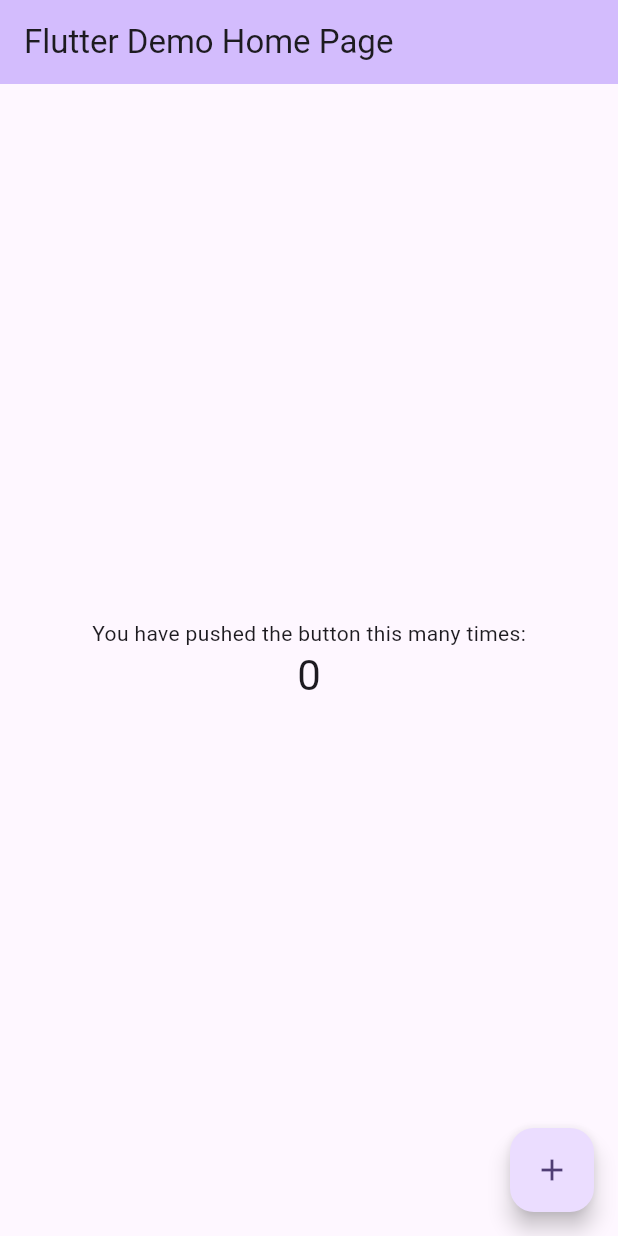
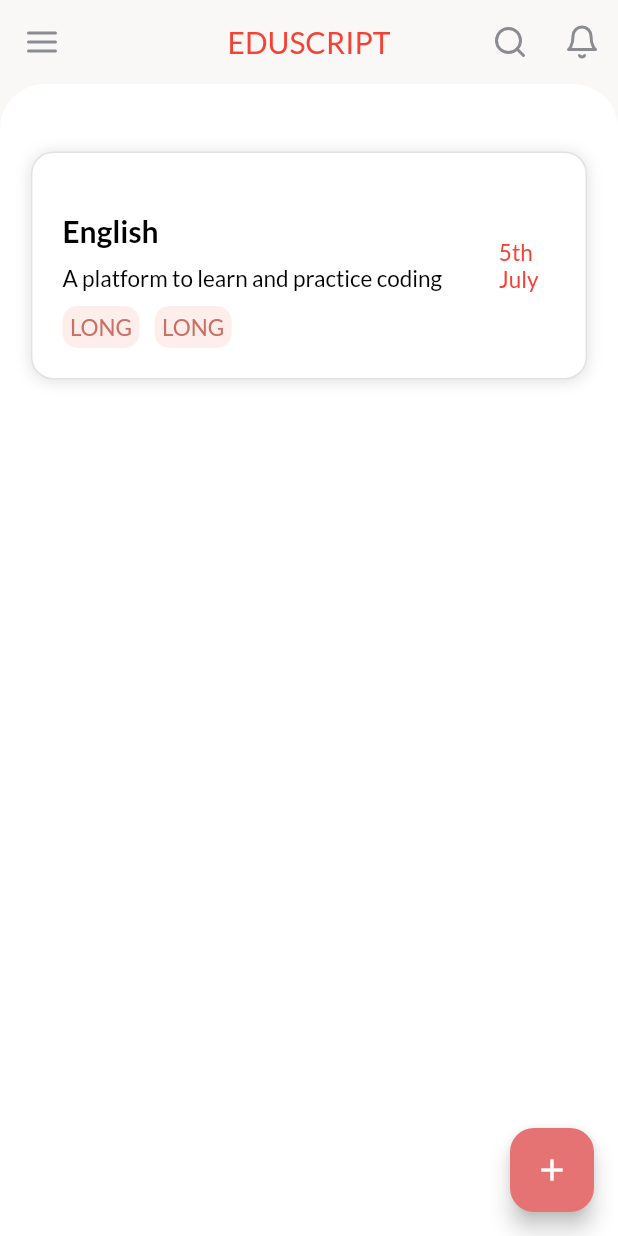
Before and after one commit to dhanushe/Eduvance, a Flutter app: the screen it shows after launch, on a phone screen of 412 x 824 dp. Run offline on Flutter 3.47's test engine with Material 2 defaults, Android fonts, the phone set to English and light mode, and no system bars; our stand-ins replace feather_icons, google_fonts.

Commit message:
inital commit
home screen, and card UI

```diff
--- a/lib/main.dart
+++ b/lib/main.dart
@@ -1,4 +1,6 @@
+import 'package:feather_icons/feather_icons.dart';
 import 'package:flutter/material.dart';
+import 'package:google_fonts/google_fonts.dart';
 
 void main() {
   runApp(const MyApp());
@@ -11,115 +13,198 @@ class MyApp extends StatelessWidget {
   @override
   Widget build(BuildContext context) {
     return MaterialApp(
-      title: 'Flutter Demo',
+      title: 'EduScript',
       theme: ThemeData(
-        // This is the theme of your application.
-        //
-        // TRY THIS: Try running your application with "flutter run". You'll see
-        // the application has a blue toolbar. Then, without quitting the app,
-        // try changing the seedColor in the colorScheme below to Colors.green
-        // and then invoke "hot reload" (save your changes or press the "hot
-        // reload" button in a Flutter-supported IDE, or press "r" if you used
-        // the command line to start the app).
-        //
-        // Notice that the counter didn't reset back to zero; the application
-        // state is not lost during the reload. To reset the state, use hot
-        // restart instead.
-        //
-        // This works for code too, not just values: Most code changes can be
-        // tested with just a hot reload.
         colorScheme: ColorScheme.fromSeed(seedColor: Colors.deepPurple),
         useMaterial3: true,
+        // GoogleFonts Open Sans
+        textTheme: GoogleFonts.latoTextTheme(
+          Theme.of(context).textTheme,
+        ),
       ),
-      home: const MyHomePage(title: 'Flutter Demo Home Page'),
+      home: const MyHomePage(),
     );
   }
 }
 
 class MyHomePage extends StatefulWidget {
-  const MyHomePage({super.key, required this.title});
-
-  // This widget is the home page of your application. It is stateful, meaning
-  // that it has a State object (defined below) that contains fields that affect
-  // how it looks.
-
-  // This class is the configuration for the state. It holds the values (in this
-  // case the title) provided by the parent (in this case the App widget) and
-  // used by the build method of the State. Fields in a Widget subclass are
-  // always marked "final".
-
-  final String title;
+  const MyHomePage({super.key});
 
   @override
   State<MyHomePage> createState() => _MyHomePageState();
 }
 
 class _MyHomePageState extends State<MyHomePage> {
-  int _counter = 0;
+  @override
+  Widget build(BuildContext context) {
+    return Scaffold(
+      backgroundColor: const Color(0xFFfaf8f6),
+      appBar: AppBar(
+        backgroundColor: const Color(0xFFfaf8f6),
+        title: const Text(
+          'EDUSCRIPT',
+          style: TextStyle(
+            color: Colors.red,
+            fontSize: 20,
+            fontWeight: FontWeight.normal,
+          ),
+        ),
+        // Lead actions
+        leading: IconButton(
+          icon: const Icon(FeatherIcons.menu),
+          color: const Color(0xFF8b8c92),
+          onPressed: () {},
+        ),
+// Trailing
+        actions: <Widget>[
+          IconButton(
+            icon: const Icon(FeatherIcons.search),
+            color: const Color(0xFF8b8c92),
+            onPressed: () {},
+          ),
+          IconButton(
+            icon: const Icon(FeatherIcons.bell),
+            color: const Color(0xFF8b8c92),
+            onPressed: () {},
+          ),
+        ],
+        centerTitle: true,
+      ),
+      body: Container(
+        // Rounded Corners at the top
+        decoration: const BoxDecoration(
+          color: Colors.white,
+          // color: Colors.black
+          borderRadius: BorderRadius.only(
+            topLeft: Radius.circular(30),
+            topRight: Radius.circular(30),
+          ),
+        ),
+        child: const SafeArea(
+          child: Center(
+            child: Column(
+              mainAxisAlignment: MainAxisAlignment.start,
+              crossAxisAlignment: CrossAxisAlignment.start,
+              children: <Widget>[
+                SizedBox(height: 45),
+                // Rounded View with title and description
+                TranscriptCard(),
+              ],
+            ),
+          ),
+        ),
+      ),
+      floatingActionButton: FloatingActionButton(
+        onPressed: () {},
+        tooltip: 'Increment',
+        backgroundColor: Colors.red.shade300,
+        child: const Icon(Icons.add, color: Colors.white),
+      ),
+    );
+  }
+}
 
-  void _incrementCounter() {
-    setState(() {
-      // This call to setState tells the Flutter framework that something has
-      // changed in this State, which causes it to rerun the build method below
-      // so that the display can reflect the updated values. If we changed
-      // _counter without calling setState(), then the build method would not be
-      // called again, and so nothing would appear to happen.
-      _counter++;
-    });
-  }
+class TranscriptCard extends StatelessWidget {
+  const TranscriptCard({
+    super.key,
+  });
 
   @override
   Widget build(BuildContext context) {
-    // This method is rerun every time setState is called, for instance as done
-    // by the _incrementCounter method above.
-    //
-    // The Flutter framework has been optimized to make rerunning build methods
-    // fast, so that you can just rebuild anything that needs updating rather
-    // than having to individually change instances of widgets.
-    return Scaffold(
-      appBar: AppBar(
-        // TRY THIS: Try changing the color here to a specific color (to
-        // Colors.amber, perhaps?) and trigger a hot reload to see the AppBar
-        // change color while the other colors stay the same.
-        backgroundColor: Theme.of(context).colorScheme.inversePrimary,
-        // Here we take the value from the MyHomePage object that was created by
-        // the App.build method, and use it to set our appbar title.
-        title: Text(widget.title),
-      ),
-      body: Center(
-        // Center is a layout widget. It takes a single child and positions it
-        // in the middle of the parent.
-        child: Column(
-          // Column is also a layout widget. It takes a list of children and
-          // arranges them vertically. By default, it sizes itself to fit its
-          // children horizontally, and tries to be as tall as its parent.
-          //
-          // Column has various properties to control how it sizes itself and
-          // how it positions its children. Here we use mainAxisAlignment to
-          // center the children vertically; the main axis here is the vertical
-          // axis because Columns are vertical (the cross axis would be
-          // horizontal).
-          //
-          // TRY THIS: Invoke "debug painting" (choose the "Toggle Debug Paint"
-          // action in the IDE, or press "p" in the console), to see the
-          // wireframe for each widget.
-          mainAxisAlignment: MainAxisAlignment.center,
-          children: <Widget>[
-            const Text(
-              'You have pushed the button this many times:',
-            ),
-            Text(
-              '$_counter',
-              style: Theme.of(context).textTheme.headlineMedium,
+    return FractionallySizedBox(
+      widthFactor: 0.9,
+      child: Container(
+        padding: const EdgeInsets.all(20),
+        decoration: BoxDecoration(
+          color: Colors.white,
+          borderRadius: BorderRadius.circular(15),
+          // thin border
+          border: Border.all(
+            color: Colors.grey.withOpacity(0.3),
+            width: 1,
+          ),
+          // border
+          boxShadow: [
+            BoxShadow(
+              color: Colors.grey.withOpacity(0.3),
+              spreadRadius: 0.2,
+              blurRadius: 8,
+              offset: const Offset(0, 1), // changes position of shadow
             ),
           ],
         ),
+        child: Row(
+          children: [
+            Column(
+              crossAxisAlignment: CrossAxisAlignment.start,
+              children: [
+                Container(
+                  margin: const EdgeInsets.only(top: 20),
+                  child: const Text(
+                    'English',
+                    style: TextStyle(
+                      color: Colors.black,
+                      fontSize: 20,
+                      fontWeight: FontWeight.bold,
+                    ),
+                  ),
+                ),
+                // Category Chips(rounded rectangles)
+
+                Container(
+                  margin: const EdgeInsets.only(top: 10),
+                  child: const Text(
+                    'A platform to learn and practice coding',
+                    style: TextStyle(
+                        color: Colors.black,
+                        fontSize: 15,
+                        fontWeight: FontWeight.normal),
+                  ),
+                ),
+                const Row(
+                  children: [
+                    CategoryChip(),
+                    SizedBox(width: 10),
+                    CategoryChip(),
+                  ],
+                ),
+              ],
+            ),
+            const Spacer(),
+            const Flexible(
+                child: Text('5th July',
+                    style: TextStyle(
+                        color: Colors.red,
+                        fontSize: 15,
+                        fontWeight: FontWeight.normal))),
+          ],
+        ),
       ),
-      floatingActionButton: FloatingActionButton(
-        onPressed: _incrementCounter,
-        tooltip: 'Increment',
-        child: const Icon(Icons.add),
-      ), // This trailing comma makes auto-formatting nicer for build methods.
     );
   }
 }
+
+class CategoryChip extends StatelessWidget {
+  const CategoryChip({
+    super.key,
+  });
+
+  @override
+  Widget build(BuildContext context) {
+    return Container(
+      margin: const EdgeInsets.only(top: 10),
+      decoration: BoxDecoration(
+        color: const Color(0xFFfeeeeb),
+        borderRadius: BorderRadius.circular(10),
+      ),
+      padding: const EdgeInsets.all(5),
+      child: const Text(
+        'LONG',
+        style: TextStyle(
+            color: Color(0xFFcb7064),
+            fontSize: 15,
+            fontWeight: FontWeight.normal),
+      ),
+    );
+  }
+}
--- /dev/null
+++ b/lib/summarizer.dart
@@ -0,0 +1,13 @@
+class name extends StatefulWidget {
+  const name({super.key});
+
+  @override
+  State<name> createState() => _nameState();
+}
+
+class _nameState extends State<name> {
+  @override
+  Widget build(BuildContext context) {
+    return Container();
+  }
+}
```
Also changed, not shown: pubspec.yaml (+7 -4 lines), pubspec.lock, 2 other files.
